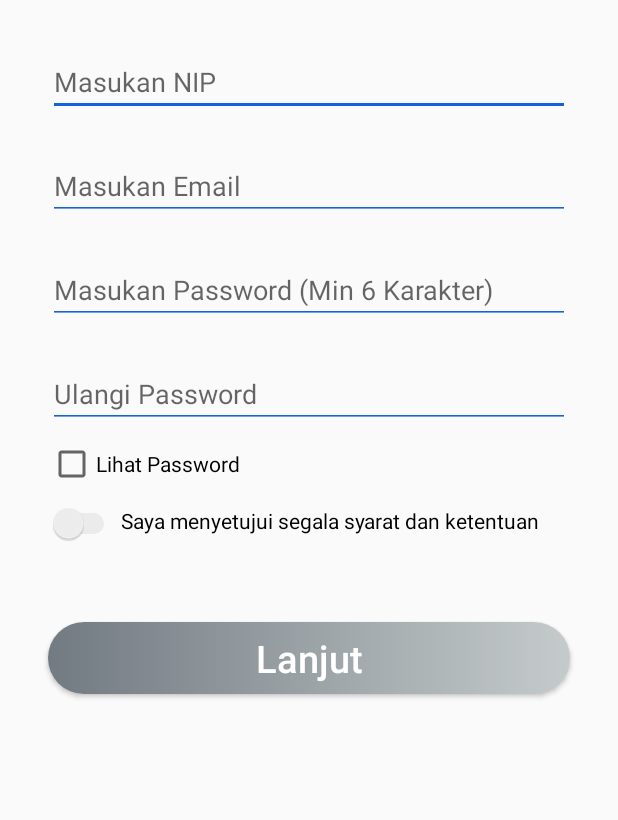
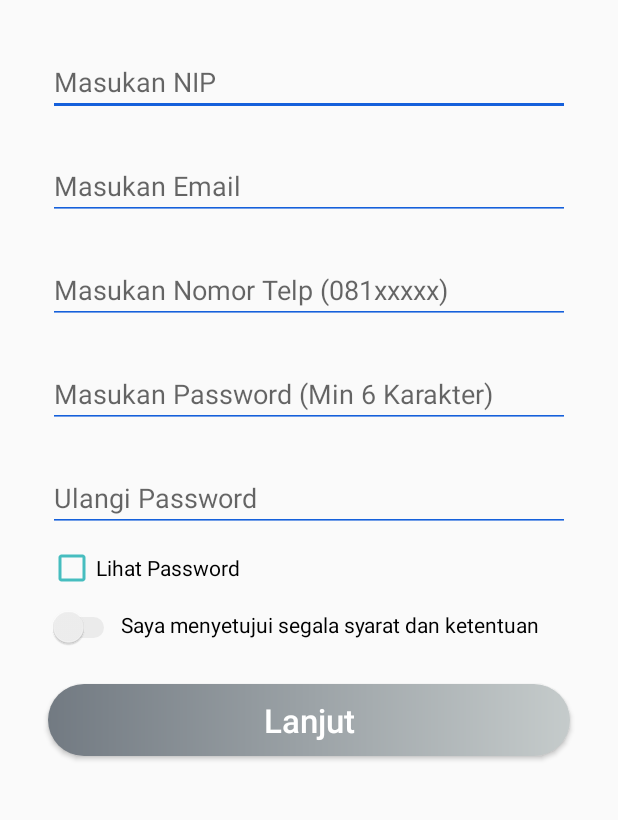
Before and after one commit to jejechristianap/dumi_baru_2, an Android app: the DaftarActivity screen opened directly, with no data from a screen before it, on a phone screen of 412 x 824 dp, the part 186-1006 px from its top. Run offline under Robolectric (Android 15) with nearby library versions, the phone set to English and light mode, and no system bars.

```diff
--- a/app/build.gradle
+++ b/app/build.gradle
@@ -31,6 +31,7 @@ dependencies {
     implementation 'androidx.constraintlayout:constraintlayout:1.1.3'
     implementation 'com.google.firebase:firebase-auth:19.2.0'
     implementation 'com.google.firebase:firebase-analytics:17.2.3'
+    implementation 'com.google.firebase:firebase-database:19.2.1'
     testImplementation 'junit:junit:4.12'
     androidTestImplementation 'androidx.test.ext:junit:1.1.1'
     androidTestImplementation 'androidx.test.espresso:espresso-core:3.2.0'
--- a/app/src/main/res/layout/activity_daftar.xml
+++ b/app/src/main/res/layout/activity_daftar.xml
@@ -6,7 +6,13 @@
     android:layout_width="match_parent"
     android:layout_height="match_parent">
 
-
+    <ScrollView
+        android:layout_width="match_parent"
+        android:layout_height="match_parent">
+        <LinearLayout
+            android:orientation="vertical"
+            android:layout_width="match_parent"
+            android:layout_height="match_parent">
             <TextView
                 android:id="@+id/textView2"
                 android:layout_width="match_parent"
@@ -19,10 +25,6 @@
                 android:textStyle="bold"
                 app:autoSizeMinTextSize="25sp"
                 app:autoSizeTextType="uniform"
-        app:layout_constraintEnd_toEndOf="parent"
-        app:layout_constraintHorizontal_bias="0.0"
-        app:layout_constraintStart_toStartOf="parent"
-        app:layout_constraintTop_toTopOf="parent"
                 tools:autoSizeMaxTextSize="40sp"
                 tools:autoSizeStepGranularity="1sp" />
 
@@ -37,11 +39,7 @@
                 android:autofillHints=""
                 android:ems="10"
                 android:hint="@string/masukan_nip"
-        android:inputType="number"
-        app:layout_constraintEnd_toEndOf="parent"
-        app:layout_constraintHorizontal_bias="0.0"
-        app:layout_constraintStart_toStartOf="parent"
-        app:layout_constraintTop_toBottomOf="@+id/textView2" />
+                android:inputType="number" />
 
             <EditText
                 android:id="@+id/daftar_email_et"
@@ -54,10 +52,20 @@
                 android:backgroundTint="#1560DB"
                 android:hint="@string/masukan_email"
                 android:inputType="textEmailAddress"
-        app:layout_constraintEnd_toEndOf="parent"
-        app:layout_constraintStart_toStartOf="parent"
-        app:layout_constraintTop_toBottomOf="@+id/daftar_nip_et"
                 android:autofillHints="" />
+
+            <EditText
+                android:id="@+id/daftar_no_telp_et"
+                android:layout_width="match_parent"
+                android:layout_height="wrap_content"
+                android:layout_marginStart="32dp"
+                android:layout_marginTop="24dp"
+                android:layout_marginEnd="32dp"
+                android:autofillHints=""
+                android:backgroundTint="#1560DB"
+                android:ems="10"
+                android:hint="@string/masukan_no_telp"
+                android:inputType="number"/>
 
             <EditText
                 android:id="@+id/daftar_password_et"
@@ -66,14 +74,11 @@
                 android:layout_marginStart="32dp"
                 android:layout_marginTop="24dp"
                 android:layout_marginEnd="32dp"
+                android:autofillHints=""
+                android:backgroundTint="#1560DB"
                 android:ems="10"
-        android:backgroundTint="#1560DB"
                 android:hint="@string/masukan_password"
-        android:inputType="textPassword"
-        app:layout_constraintEnd_toEndOf="parent"
-        app:layout_constraintStart_toStartOf="parent"
-        app:layout_constraintTop_toBottomOf="@+id/daftar_email_et"
-        android:autofillHints="" />
+                android:inputType="textPassword"/>
 
             <EditText
                 android:id="@+id/daftar_ulangi_password_et"
@@ -86,9 +91,6 @@
                 android:hint="@string/ulangi_password"
                 android:backgroundTint="#1560DB"
                 android:inputType="textPassword"
-        app:layout_constraintEnd_toEndOf="parent"
-        app:layout_constraintStart_toStartOf="parent"
-        app:layout_constraintTop_toBottomOf="@+id/daftar_password_et"
                 android:autofillHints="" />
 
             <CheckBox
@@ -97,28 +99,20 @@
                 android:layout_height="wrap_content"
                 android:layout_marginStart="32dp"
                 android:layout_marginTop="8dp"
-        android:text="@string/lihat_password"
-        app:layout_constraintStart_toStartOf="parent"
-        app:layout_constraintTop_toBottomOf="@+id/daftar_ulangi_password_et" />
+                android:theme="@style/MyCheckbox"
+                android:text="@string/lihat_password"/>
 
-    <Button
-        android:id="@+id/daftar_lanjut_button"
+            <LinearLayout
+                android:orientation="horizontal"
                 android:layout_width="match_parent"
-        android:layout_height="wrap_content"
+                android:layout_height="wrap_content">
+                <Switch
+                    android:id="@+id/switch_syarat"
+                    android:layout_width="wrap_content"
+                    android:layout_height="27dp"
                     android:layout_marginStart="32dp"
-        android:layout_marginTop="52dp"
-        android:layout_marginEnd="32dp"
-        android:background="@drawable/button_lanjut_design"
-        android:clickable="false"
-        android:fontFamily="sans-serif-medium"
-        android:text="@string/lanjut"
-        android:textAllCaps="false"
-        android:textColor="@android:color/white"
-        android:textSize="25sp"
-        app:layout_constraintEnd_toEndOf="parent"
-        app:layout_constraintHorizontal_bias="1.0"
-        app:layout_constraintStart_toStartOf="parent"
-        app:layout_constraintTop_toBottomOf="@+id/switch_syarat" />
+                    android:layout_marginTop="10dp"
+                    android:theme="@style/SCBSwitch"/>
 
                 <TextView
                 android:id="@+id/textView3"
@@ -130,16 +124,29 @@
                 android:textColor="@android:color/black"
                 app:layout_constraintStart_toEndOf="@+id/switch_syarat"
                 app:layout_constraintTop_toBottomOf="@+id/checkbox_password" />
+            </LinearLayout>
 
-    <Switch
-        android:id="@+id/switch_syarat"
-        android:layout_width="wrap_content"
+            <Button
+            android:id="@+id/daftar_lanjut_button"
+            android:layout_width="match_parent"
             android:layout_height="wrap_content"
             android:layout_marginStart="32dp"
-        android:layout_marginTop="10dp"
-        android:theme="@style/SCBSwitch"
-        app:layout_constraintStart_toStartOf="parent"
-        app:layout_constraintTop_toBottomOf="@+id/checkbox_password" />
+            android:layout_marginTop="24dp"
+            android:layout_marginEnd="32dp"
+                android:layout_marginBottom="20dp"
+            android:background="@drawable/button_lanjut_design"
+            android:clickable="false"
+            android:fontFamily="sans-serif-medium"
+            android:text="@string/lanjut"
+            android:textAllCaps="false"
+            android:textColor="@android:color/white"
+            android:textSize="22sp"/>
+
+        </LinearLayout>
+    </ScrollView>
+
+
+
 
 
 </androidx.constraintlayout.widget.ConstraintLayout>
--- a/app/src/main/res/layout/activity_masuk.xml
+++ b/app/src/main/res/layout/activity_masuk.xml
@@ -82,10 +82,10 @@
                 android:layout_marginBottom="20dp"
                 android:background="@drawable/button_design_login_register"
                 android:fontFamily="sans-serif-medium"
-                android:text="@string/lanjut"
+                android:text="@string/masuk"
                 android:textAllCaps="false"
                 android:textColor="@android:color/white"
-                android:textSize="25sp"
+                android:textSize="22sp"
                 app:layout_constraintEnd_toEndOf="parent"
                 app:layout_constraintHorizontal_bias="0.0"
                 app:layout_constraintStart_toStartOf="parent"
--- a/app/src/main/res/values/strings.xml
+++ b/app/src/main/res/values/strings.xml
@@ -99,5 +99,6 @@
     <string name="syarat_dan_ketentuan">Saya menyetujui segala syarat dan ketentuan</string>
     <string name="password">Masukan Password</string>
     <string name="selamat_datang">Selamat datang kembali!</string>
+    <string name="masukan_no_telp">Masukan Nomor Telp (081xxxxx)</string>
 
 </resources>
--- a/app/src/main/res/values/styles.xml
+++ b/app/src/main/res/values/styles.xml
@@ -46,4 +46,12 @@
         </item>
     </style>
 
+    <!--CheckBox Custom-->
+    <style name="MyCheckbox" parent="@style/Widget.AppCompat.CompoundButton.CheckBox">
+        <item name="android:colorControlNormal">#46bdbf</item>
+        <item name="android:colorControlActivated">#46bdbf</item>
+        <item name="android:colorControlHighlight">#c51162</item>
+        <item name="android:textAppearance">@style/TextAppearance.AppCompat</item>
+    </style>
+
 </resources>
```
Lines whose indentation alone changed are shown as unchanged.
